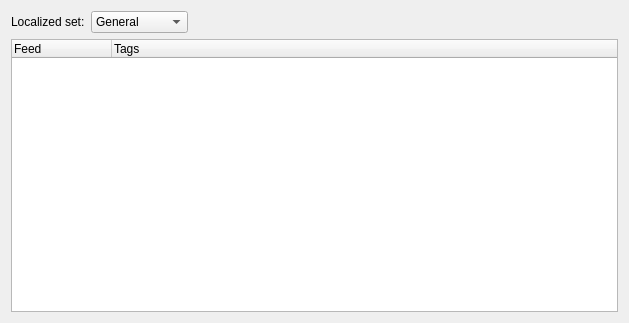
0xd34df00d/leechcraft, file src/plugins/seekthru/startupfirstpage.ui: the form before one commit.
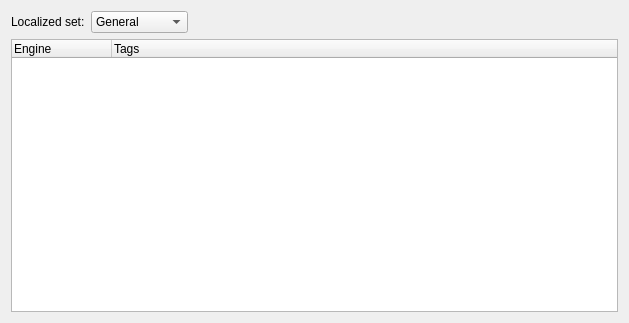
The form after the commit.

Commit message: SeekThru: fixed header.

What changed in the file:
```diff
--- a/src/plugins/seekthru/startupfirstpage.ui
+++ b/src/plugins/seekthru/startupfirstpage.ui
@@ -56,7 +56,7 @@
     <widget class="QTreeWidget" name="Tree_">
      <column>
       <property name="text">
-       <string>Feed</string>
+       <string>Engine</string>
       </property>
      </column>
      <column>
```
